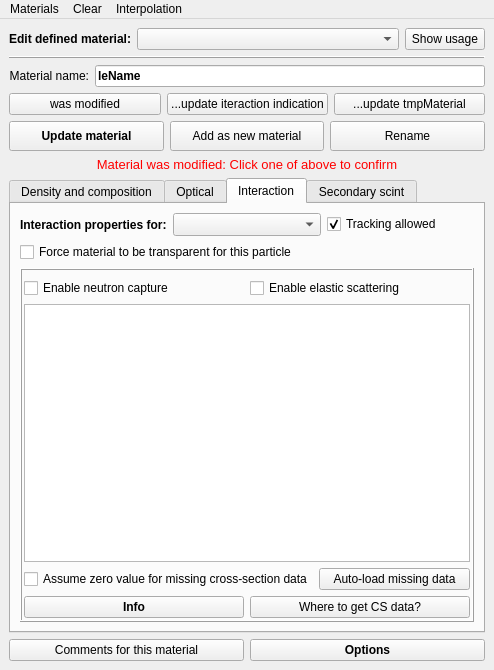
andrmor/ANTS2, file src/gui/materialinspectorwindow.ui: the form before one commit.
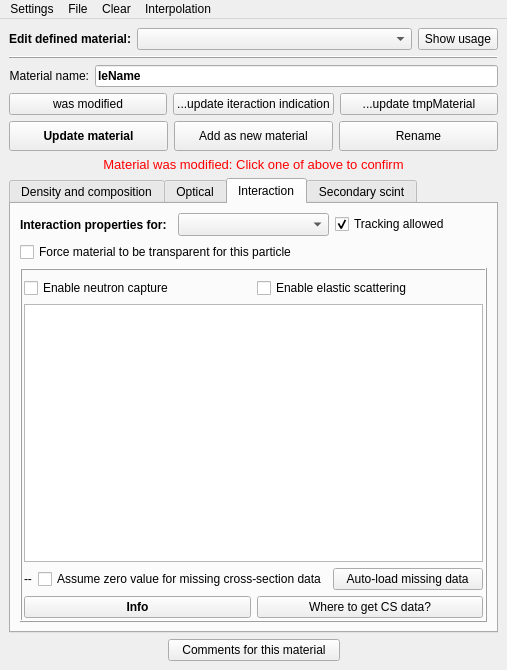
The form after the commit. The open tabs and pages were chosen to show the change.

Commit message: integrates neutron interaction data

Diff of the .ui file:
```diff
--- a/src/gui/materialinspectorwindow.ui
+++ b/src/gui/materialinspectorwindow.ui
@@ -2437,6 +2437,32 @@
                    </item>
                    <item>
                     <layout class="QHBoxLayout" name="horizontalLayout_11">
+                     <item>
+                      <spacer name="horizontalSpacer_10">
+                       <property name="orientation">
+                        <enum>Qt::Horizontal</enum>
+                       </property>
+                       <property name="sizeHint" stdset="0">
+                        <size>
+                         <width>40</width>
+                         <height>20</height>
+                        </size>
+                       </property>
+                      </spacer>
+                     </item>
+                     <item>
+                      <widget class="QLabel" name="labAssumeZeroForEmpty">
+                       <property name="sizePolicy">
+                        <sizepolicy hsizetype="Minimum" vsizetype="Preferred">
+                         <horstretch>0</horstretch>
+                         <verstretch>0</verstretch>
+                        </sizepolicy>
+                       </property>
+                       <property name="text">
+                        <string>--</string>
+                       </property>
+                      </widget>
+                     </item>
                      <item>
                       <widget class="QCheckBox" name="cbAllowAbsentCsData">
                        <property name="text">
@@ -2444,10 +2470,23 @@
                        </property>
                       </widget>
                      </item>
+                     <item>
+                      <spacer name="horizontalSpacer_9">
+                       <property name="orientation">
+                        <enum>Qt::Horizontal</enum>
+                       </property>
+                       <property name="sizeHint" stdset="0">
+                        <size>
+                         <width>40</width>
+                         <height>20</height>
+                        </size>
+                       </property>
+                      </spacer>
+                     </item>
                      <item>
                       <widget class="QPushButton" name="pbAutoLoadMissingNeutronCrossSections">
                        <property name="text">
-                        <string>Auto-load missing data</string>
+                        <string>   Auto-load missing data   </string>
                        </property>
                       </widget>
                      </item>
@@ -2634,25 +2673,38 @@
     </item>
     <item>
      <layout class="QHBoxLayout" name="horizontalLayout_4">
+      <item>
+       <spacer name="horizontalSpacer_7">
+        <property name="orientation">
+         <enum>Qt::Horizontal</enum>
+        </property>
+        <property name="sizeHint" stdset="0">
+         <size>
+          <width>40</width>
+          <height>20</height>
+         </size>
+        </property>
+       </spacer>
+      </item>
       <item>
        <widget class="QPushButton" name="pbComments">
         <property name="text">
-         <string>Comments for this material</string>
+         <string>   Comments for this material   </string>
         </property>
        </widget>
       </item>
       <item>
-       <widget class="QPushButton" name="pbConfigureAutoElastic">
-        <property name="font">
-         <font>
-          <weight>75</weight>
-          <bold>true</bold>
-         </font>
+       <spacer name="horizontalSpacer_8">
+        <property name="orientation">
+         <enum>Qt::Horizontal</enum>
         </property>
-        <property name="text">
-         <string>Options</string>
+        <property name="sizeHint" stdset="0">
+         <size>
+          <width>40</width>
+          <height>20</height>
+         </size>
         </property>
-       </widget>
+       </spacer>
       </item>
      </layout>
     </item>
@@ -2669,7 +2721,7 @@
    </property>
    <widget class="QMenu" name="menuLibrary">
     <property name="title">
-     <string>Materials</string>
+     <string>File</string>
     </property>
     <addaction name="actionSave_material"/>
     <addaction name="actionLoad_material"/>
@@ -2687,6 +2739,13 @@
     </property>
     <addaction name="actionUse_log_log_interpolation"/>
    </widget>
+   <widget class="QMenu" name="menuSettings">
+    <property name="title">
+     <string>Settings</string>
+    </property>
+    <addaction name="actionNeutrons"/>
+   </widget>
+   <addaction name="menuSettings"/>
    <addaction name="menuLibrary"/>
    <addaction name="menuClear"/>
    <addaction name="menuInterpolation"/>
```
Left out of the diff: 17 changed lines with no effect on the pictures. The commit also changes 106 other files.
